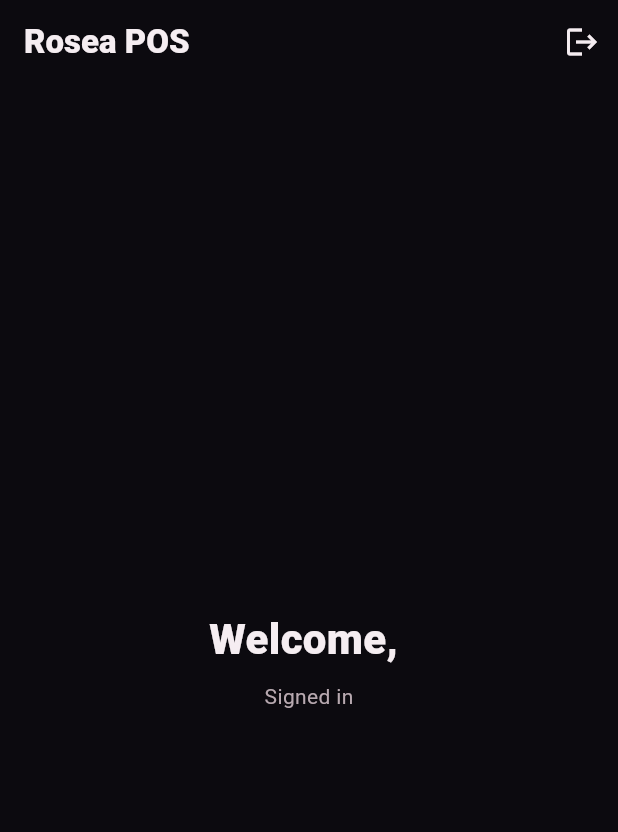
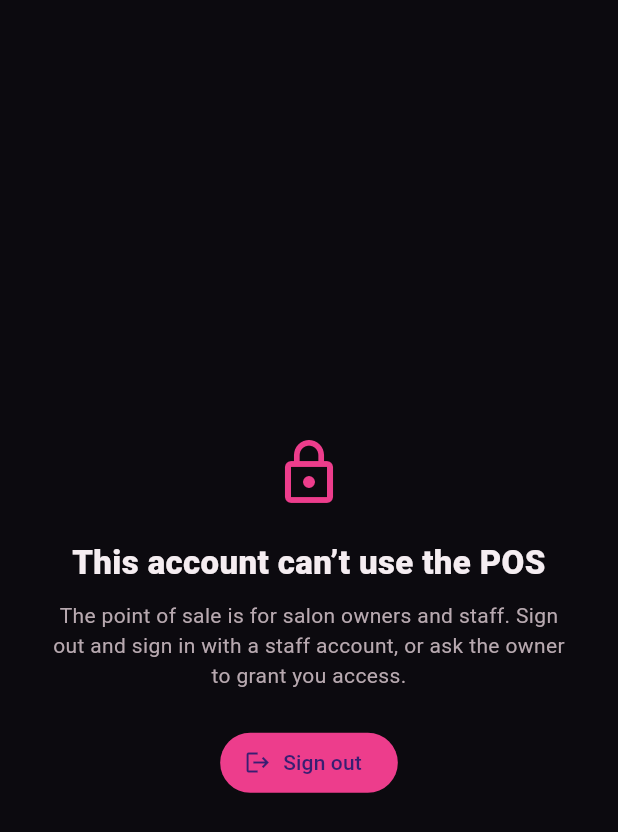
Before and after one commit to GaryCharbel/rosea-pos, a Flutter app: the screen it shows once a user with an empty profile is signed in, on a phone screen of 412 x 824 dp. Shown: the top 832 px of the screen. Run offline on Flutter 3.47's test engine with Material 3 defaults, Android fonts, the phone set to English and light mode, and no system bars; our stand-ins replace flutter_riverpod, go_router, supabase_flutter; accounts and stored records are empty; statements that could not run were skipped; project files that could hold a hidden picture were left out.

Commit message:
POS 2.3: performer selector from staff_public (no PIN) (#4)
* POS 2.3: performer selector from staff_public (no PIN)

- features/staff/staff_member.dart: StaffMember model (id/name/title/active) from the
  cashier-safe staff_public view — never rates/commission. Equality by id.
- features/staff/staff_repo.dart: staffPublicProvider (FutureProvider) reads ACTIVE
  staff from staff_public (inactive filtered out, so they can't be selected);
  ActiveStaffController (Notifier<StaffMember?>) holds the performer credited on new
  lines. No verify_pin — PIN is Stage 1.5 (deferred).
- features/staff/ui/staff_switch_screen.dart: pick the active performer; highlights
  the current one; actionable empty/error copy.
- router: add /performer route; home screen shows the active performer + a button to
  open the picker.
- tests: StaffMember.fromMap/equality unit tests; a widget test (overridden provider,
  no Supabase) that lists staff and selects one.
Verified locally: flutter analyze clean, flutter test green (10).

* POS 2.3 review fixes: reconcile active performer, role-gate shell, retry on error

- ActiveStaffController drops the selected performer when they leave the active
  staff_public set (deactivated mid-shift), so new lines can't be credited to an
  inactive staffer. Two tests cover drop-on-deactivate and survive-on-reorder.
- Role-gate the POS shell to owner/staff: a non-staff session is held on a new
  NoAccessScreen (actionable copy + sign out) instead of reaching /performer or
  the home shell. RLS already returned empty for them; this makes it explicit.
- Performer-picker error state now has a "Try again" button
  (ref.invalidate(staffPublicProvider)) so the copy is actually actionable.

Verified locally: flutter analyze clean, flutter test green (12).

```diff
--- /dev/null
+++ b/lib/features/shell/ui/no_access_screen.dart
@@ -0,0 +1,53 @@
+import 'package:flutter/material.dart';
+import 'package:flutter_riverpod/flutter_riverpod.dart';
+
+import '../../auth/session_controller.dart';
+
+/// Shown when a signed-in account isn't a salon owner or staff member. The POS is
+/// a staff tool; a client account (e.g. a booking-site login) has no place here.
+/// Actionable copy + sign-out so they can switch to the right account (Rule #7).
+class NoAccessScreen extends ConsumerWidget {
+  const NoAccessScreen({super.key});
+
+  @override
+  Widget build(BuildContext context, WidgetRef ref) {
+    return Scaffold(
+      backgroundColor: const Color(0xFF0C0A0F),
+      body: Center(
+        child: Padding(
+          padding: const EdgeInsets.all(28),
+          child: Column(
+            mainAxisSize: MainAxisSize.min,
+            children: <Widget>[
+              const Icon(Icons.lock_outline, color: Color(0xFFED3D8C), size: 48),
+              const SizedBox(height: 20),
+              const Text(
+                'This account can’t use the POS',
+                textAlign: TextAlign.center,
+                style: TextStyle(
+                  color: Color(0xFFF5EDF1),
+                  fontSize: 22,
+                  fontWeight: FontWeight.w800,
+                ),
+              ),
+              const SizedBox(height: 10),
+              const Text(
+                'The point of sale is for salon owners and staff. Sign out and '
+                'sign in with a staff account, or ask the owner to grant you access.',
+                textAlign: TextAlign.center,
+                style: TextStyle(color: Color(0xFFB8A9B0)),
+              ),
+              const SizedBox(height: 24),
+              FilledButton.icon(
+                onPressed: () => ref.read(sessionProvider.notifier).signOut(),
+                style: FilledButton.styleFrom(backgroundColor: const Color(0xFFED3D8C)),
+                icon: const Icon(Icons.logout),
+                label: const Text('Sign out'),
+              ),
+            ],
+          ),
+        ),
+      ),
+    );
+  }
+}
--- a/lib/router.dart
+++ b/lib/router.dart
@@ -5,7 +5,9 @@ import 'package:go_router/go_router.dart';
 import 'features/auth/session_controller.dart';
 import 'features/auth/ui/login_screen.dart';
 import 'features/shell/ui/home_screen.dart';
+import 'features/shell/ui/no_access_screen.dart';
 import 'features/shell/ui/splash_screen.dart';
+import 'features/staff/ui/staff_switch_screen.dart';
 
 /// App router. Redirects between `/login` and the shell based on the session, and
 /// re-runs the redirect whenever the session changes (via [refreshListenable]).
@@ -20,16 +22,20 @@ final routerProvider = Provider<GoRouter>((Ref ref) {
     routes: <RouteBase>[
       GoRoute(path: '/splash', builder: (_, __) => const SplashScreen()),
       GoRoute(path: '/login', builder: (_, __) => const LoginScreen()),
+      GoRoute(path: '/no-access', builder: (_, __) => const NoAccessScreen()),
       GoRoute(path: '/', builder: (_, __) => const HomeScreen()),
+      GoRoute(path: '/performer', builder: (_, __) => const StaffSwitchScreen()),
     ],
     redirect: (_, GoRouterState state) {
       final SessionState auth = ref.read(sessionProvider);
       final String loc = state.matchedLocation;
       if (auth is SessionLoading) return loc == '/splash' ? null : '/splash';
-      final bool signedIn = auth is Authenticated;
-      if (!signedIn) return loc == '/login' ? null : '/login';
-      // Signed in: leave the splash/login routes for the shell.
-      return (loc == '/splash' || loc == '/login') ? '/' : null;
+      if (auth is! Authenticated) return loc == '/login' ? null : '/login';
+      // Signed in but not a salon owner/staff: the POS is staff-only — hold them on
+      // the no-access screen (they can sign out and switch accounts from there).
+      if (!auth.isStaffOrOwner) return loc == '/no-access' ? null : '/no-access';
+      // Authorized: keep them out of the auth/gate routes; everything else is the shell.
+      return (loc == '/splash' || loc == '/login' || loc == '/no-access') ? '/' : null;
     },
   );
 });
```
Also changed, not shown: lib/features/shell/ui/home_screen.dart (+19 -0 lines), lib/features/staff/staff_member.dart (added, +28 -0 lines), lib/features/staff/staff_repo.dart (added, +42 -0 lines), lib/features/staff/ui/staff_switch_screen.dart (added, +114 -0 lines), 3 other files.
